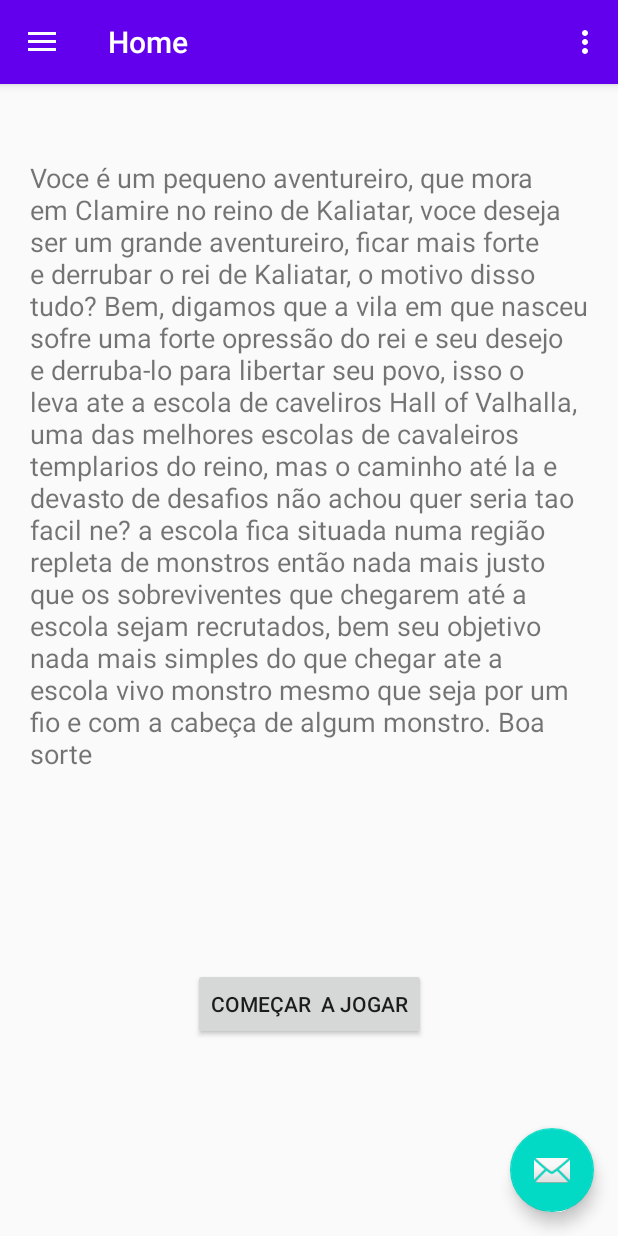
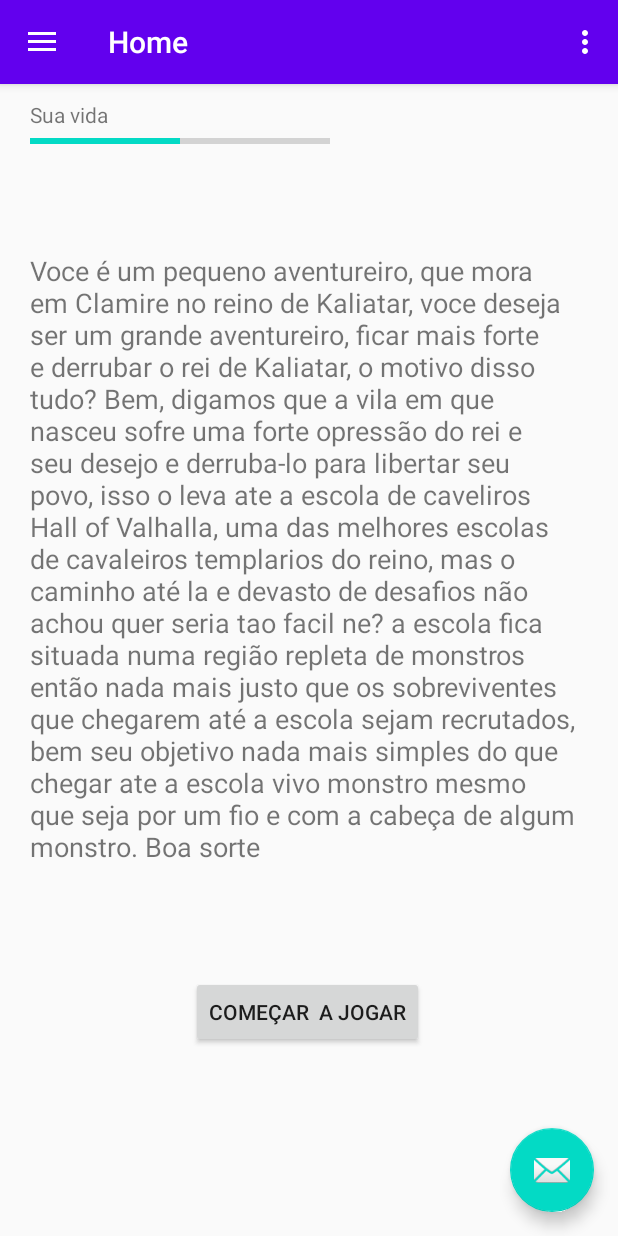
Before and after one commit to leandrobpinto/leandro_barbosa_AT, an Android app: the screen it shows after launch (MainActivity), on a phone screen of 412 x 824 dp. Run offline under Robolectric (Android 15) with nearby library versions, the phone set to English and light mode, and no system bars; our stand-ins replace navigation-ui.

Commit message:
tudo funcionando

```diff
--- /dev/null
+++ b/app/src/main/java/com/example/leandro_barbosa_at/fragments/progressBar.kt
@@ -0,0 +1,55 @@
+package com.example.leandro_barbosa_at.fragments
+
+import android.os.Bundle
+import androidx.fragment.app.Fragment
+import android.view.LayoutInflater
+import android.view.View
+import android.view.ViewGroup
+import androidx.lifecycle.Observer
+import androidx.lifecycle.ViewModelProviders
+
+import com.example.leandro_barbosa_at.R
+import com.example.leandro_barbosa_at.viewModel.FazeViewModel
+import kotlinx.android.synthetic.main.fragment_progress_bar.*
+
+/**
+ * A simple [Fragment] subclass.
+ */
+class progressBar : Fragment() {
+
+    override fun onCreateView(
+        inflater: LayoutInflater, container: ViewGroup?,
+        savedInstanceState: Bundle?
+    ): View? {
+        // Inflate the layout for this fragment
+        return inflater.inflate(R.layout.fragment_progress_bar, container, false)
+    }
+
+    override fun onViewCreated(view: View, savedInstanceState: Bundle?) {
+        super.onViewCreated(view, savedInstanceState)
+        lateinit var fazeViewModel: FazeViewModel
+        activity?.let {
+            fazeViewModel = ViewModelProviders.of(it).get(FazeViewModel::class.java)
+
+            fazeViewModel.faze.barraVida.observe(viewLifecycleOwner, Observer {
+                progressBarVida.progress = it
+
+            })
+
+//            val nameObserver = Observer<String> { newName ->
+//                // Update the UI, in this case, a TextView.
+//                textView.text = newName
+//            }
+//
+//            // Observe the LiveData, passing in this activity as the LifecycleOwner and the observer.
+//            fazeViewModel.faze!!.currentName.observe(viewLifecycleOwner, nameObserver)
+//            btnAvançar.setOnClickListener {
+//                val anotherName = "John Doe"
+//                fazeViewModel.faze.currentName.setValue(anotherName)
+//            }
+
+        }
+    }
+
+
+}
--- a/app/src/main/res/layout/activity_final.xml
+++ b/app/src/main/res/layout/activity_final.xml
@@ -12,6 +12,7 @@
         android:layout_height="wrap_content"
         android:layout_marginTop="20dp"
         android:text="TextView"
+        android:textSize="18sp"
         app:layout_constraintEnd_toStartOf="@+id/guideline8"
         app:layout_constraintStart_toStartOf="@+id/guideline7"
         app:layout_constraintTop_toTopOf="parent" />
--- a/app/src/main/res/layout/content_main.xml
+++ b/app/src/main/res/layout/content_main.xml
@@ -10,11 +10,24 @@
     <fragment
         android:id="@+id/nav_host_fragment"
         android:name="androidx.navigation.fragment.NavHostFragment"
-        android:layout_width="match_parent"
-        android:layout_height="match_parent"
+        android:layout_width="410dp"
+        android:layout_height="634dp"
         app:defaultNavHost="true"
+        app:layout_constraintBottom_toBottomOf="parent"
+        app:layout_constraintHorizontal_bias="0.0"
         app:layout_constraintLeft_toLeftOf="parent"
         app:layout_constraintRight_toRightOf="parent"
         app:layout_constraintTop_toTopOf="parent"
+        app:layout_constraintVertical_bias="0.463"
         app:navGraph="@navigation/mobile_navigation" />
+
+    <fragment
+        android:id="@+id/fragment"
+        android:name="com.example.leandro_barbosa_at.fragments.progressBar"
+        android:layout_width="wrap_content"
+        android:layout_height="wrap_content"
+        app:layout_constraintEnd_toEndOf="parent"
+        app:layout_constraintHorizontal_bias="0.0"
+        app:layout_constraintStart_toStartOf="parent"
+        app:layout_constraintTop_toTopOf="parent" />
 </androidx.constraintlayout.widget.ConstraintLayout>
--- a/app/src/main/res/layout/fragment_home.xml
+++ b/app/src/main/res/layout/fragment_home.xml
@@ -24,6 +24,7 @@
         android:id="@+id/btnJogar"
         android:layout_width="wrap_content"
         android:layout_height="wrap_content"
+        android:layout_marginTop="20dp"
         android:text="Começar  a Jogar"
         app:layout_constraintBottom_toBottomOf="parent"
         app:layout_constraintEnd_toEndOf="parent"
--- /dev/null
+++ b/app/src/main/res/layout/fragment_progress_bar.xml
@@ -0,0 +1,48 @@
+<?xml version="1.0" encoding="utf-8"?>
+<FrameLayout xmlns:android="http://schemas.android.com/apk/res/android"
+    xmlns:app="http://schemas.android.com/apk/res-auto"
+    xmlns:tools="http://schemas.android.com/tools"
+    android:layout_width="match_parent"
+    android:layout_height="match_parent"
+    tools:context=".fragments.progressBar">
+
+    <androidx.constraintlayout.widget.ConstraintLayout
+        android:layout_width="match_parent"
+        android:layout_height="match_parent">
+
+        <androidx.constraintlayout.widget.Guideline
+            android:id="@+id/guideline5"
+            android:layout_width="match_parent"
+            android:layout_height="wrap_content"
+            android:orientation="vertical"
+            app:layout_constraintGuide_end="20dp" />
+
+        <TextView
+            android:id="@+id/textView"
+            android:layout_width="wrap_content"
+            android:layout_height="wrap_content"
+            android:text="Sua vida"
+            app:layout_constraintBottom_toTopOf="@+id/progressBarVida"
+            app:layout_constraintStart_toStartOf="@+id/progressBarVida" />
+
+        <ProgressBar
+            android:id="@+id/progressBarVida"
+            style="?android:attr/progressBarStyleHorizontal"
+            android:layout_width="200dp"
+            android:layout_height="wrap_content"
+            android:layout_marginTop="30dp"
+            android:max="100"
+            app:layout_constraintEnd_toStartOf="@+id/guideline5"
+            app:layout_constraintHorizontal_bias="0.0"
+            app:layout_constraintStart_toStartOf="@+id/guideline6"
+            app:layout_constraintTop_toTopOf="parent" />
+
+        <androidx.constraintlayout.widget.Guideline
+            android:id="@+id/guideline6"
+            android:layout_width="wrap_content"
+            android:layout_height="wrap_content"
+            android:orientation="vertical"
+            app:layout_constraintGuide_begin="20dp" />
+    </androidx.constraintlayout.widget.ConstraintLayout>
+
+</FrameLayout>
--- a/app/src/main/res/layout/fragment_segunda_faze.xml
+++ b/app/src/main/res/layout/fragment_segunda_faze.xml
@@ -30,7 +30,7 @@
             android:layout_height="wrap_content"
             android:layout_marginTop="20dp"
             android:text="@string/primeiroEvento"
-            android:textSize="15dp"
+            android:textSize="18sp"
             app:layout_constraintEnd_toStartOf="@+id/guideline4"
             app:layout_constraintStart_toStartOf="@+id/guideline3"
             app:layout_constraintTop_toTopOf="parent" />
--- a/app/src/main/res/layout/fragment_terceira_faze.xml
+++ b/app/src/main/res/layout/fragment_terceira_faze.xml
@@ -30,7 +30,7 @@
             android:layout_height="wrap_content"
             android:layout_marginTop="20dp"
             android:text="@string/primeiroEvento"
-            android:textSize="15dp"
+            android:textSize="18sp"
             app:layout_constraintEnd_toStartOf="@+id/guideline4"
             app:layout_constraintStart_toStartOf="@+id/guideline3"
             app:layout_constraintTop_toTopOf="parent" />
```
